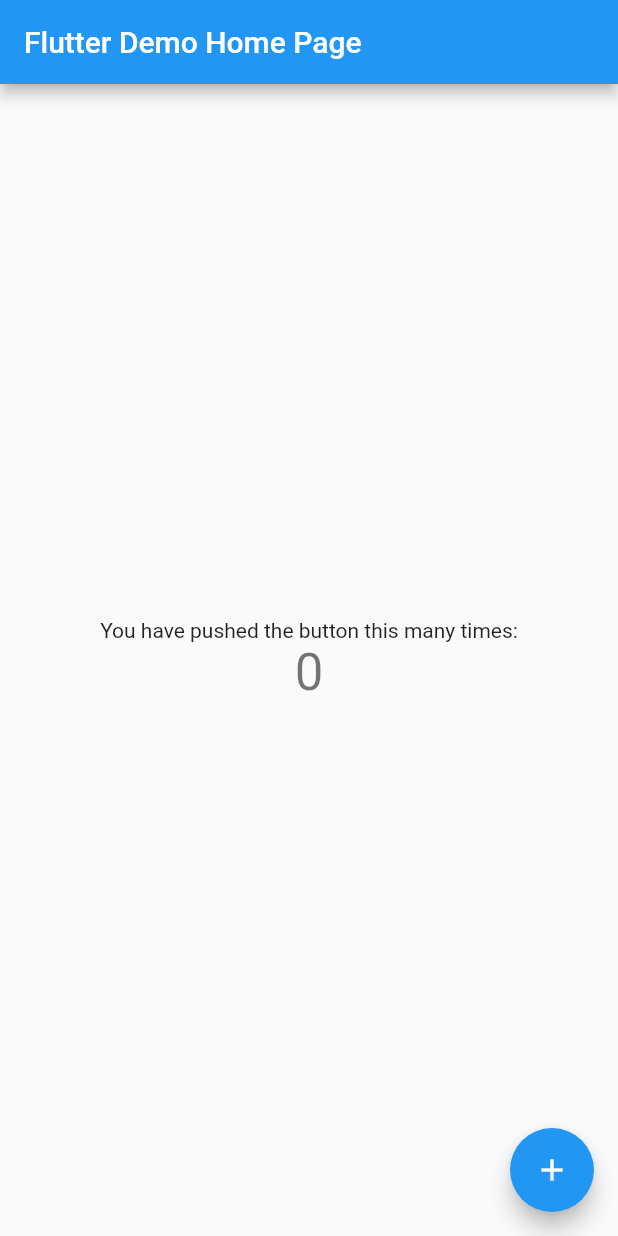
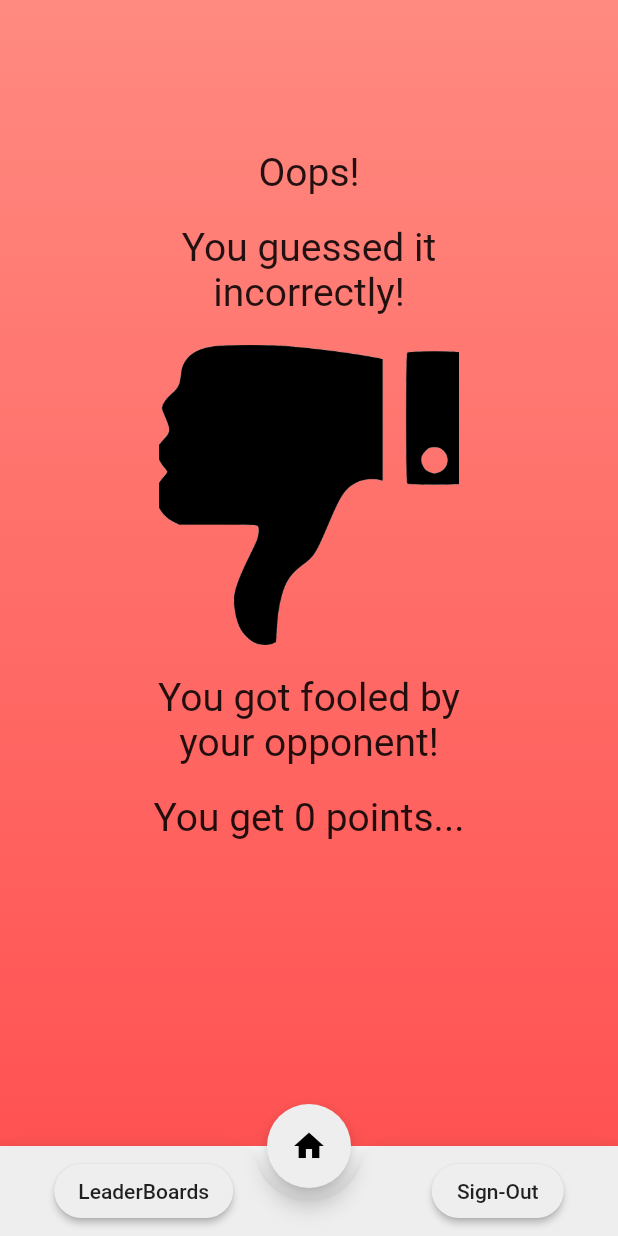
Before and after one commit to 330i/bot-dilemma, a Flutter app: the screen it shows after launch, on a phone screen of 412 x 824 dp. Run offline on Flutter 3.47's test engine with Material 2 defaults, Android fonts, the phone set to English and light mode, and no system bars.

Commit message:
Uhh this has post guess
variable that determines correctness is wasCorrect.

(-_-)

```diff
--- a/lib/main.dart
+++ b/lib/main.dart
@@ -1,4 +1,5 @@
 import 'package:flutter/material.dart';
+import 'postGuess.dart';
 
 void main() {
   runApp(MyApp());
@@ -9,109 +10,9 @@ class MyApp extends StatelessWidget {
   @override
   Widget build(BuildContext context) {
     return MaterialApp(
+      debugShowCheckedModeBanner: false,
       title: 'Flutter Demo',
-      theme: ThemeData(
-        // This is the theme of your application.
-        //
-        // Try running your application with "flutter run". You'll see the
-        // application has a blue toolbar. Then, without quitting the app, try
-        // changing the primarySwatch below to Colors.green and then invoke
-        // "hot reload" (press "r" in the console where you ran "flutter run",
-        // or simply save your changes to "hot reload" in a Flutter IDE).
-        // Notice that the counter didn't reset back to zero; the application
-        // is not restarted.
-        primarySwatch: Colors.blue,
-        // This makes the visual density adapt to the platform that you run
-        // the app on. For desktop platforms, the controls will be smaller and
-        // closer together (more dense) than on mobile platforms.
-        visualDensity: VisualDensity.adaptivePlatformDensity,
-      ),
-      home: MyHomePage(title: 'Flutter Demo Home Page'),
+      home: PostGuess()
     );
   }
 }
-
-class MyHomePage extends StatefulWidget {
-  MyHomePage({Key key, this.title}) : super(key: key);
-
-  // This widget is the home page of your application. It is stateful, meaning
-  // that it has a State object (defined below) that contains fields that affect
-  // how it looks.
-
-  // This class is the configuration for the state. It holds the values (in this
-  // case the title) provided by the parent (in this case the App widget) and
-  // used by the build method of the State. Fields in a Widget subclass are
-  // always marked "final".
-
-  final String title;
-
-  @override
-  _MyHomePageState createState() => _MyHomePageState();
-}
-
-class _MyHomePageState extends State<MyHomePage> {
-  int _counter = 0;
-
-  void _incrementCounter() {
-    setState(() {
-      // This call to setState tells the Flutter framework that something has
-      // changed in this State, which causes it to rerun the build method below
-      // so that the display can reflect the updated values. If we changed
-      // _counter without calling setState(), then the build method would not be
-      // called again, and so nothing would appear to happen.
-      _counter++;
-    });
-  }
-
-  @override
-  Widget build(BuildContext context) {
-    // This method is rerun every time setState is called, for instance as done
-    // by the _incrementCounter method above.
-    //
-    // The Flutter framework has been optimized to make rerunning build methods
-    // fast, so that you can just rebuild anything that needs updating rather
-    // than having to individually change instances of widgets.
-    return Scaffold(
-      appBar: AppBar(
-        // Here we take the value from the MyHomePage object that was created by
-        // the App.build method, and use it to set our appbar title.
-        title: Text(widget.title),
-      ),
-      body: Center(
-        // Center is a layout widget. It takes a single child and positions it
-        // in the middle of the parent.
-        child: Column(
-          // Column is also a layout widget. It takes a list of children and
-          // arranges them vertically. By default, it sizes itself to fit its
-          // children horizontally, and tries to be as tall as its parent.
-          //
-          // Invoke "debug painting" (press "p" in the console, choose the
-          // "Toggle Debug Paint" action from the Flutter Inspector in Android
-          // Studio, or the "Toggle Debug Paint" command in Visual Studio Code)
-          // to see the wireframe for each widget.
-          //
-          // Column has various properties to control how it sizes itself and
-          // how it positions its children. Here we use mainAxisAlignment to
-          // center the children vertically; the main axis here is the vertical
-          // axis because Columns are vertical (the cross axis would be
-          // horizontal).
-          mainAxisAlignment: MainAxisAlignment.center,
-          children: <Widget>[
-            Text(
-              'You have pushed the button this many times:',
-            ),
-            Text(
-              '$_counter',
-              style: Theme.of(context).textTheme.headline4,
-            ),
-          ],
-        ),
-      ),
-      floatingActionButton: FloatingActionButton(
-        onPressed: _incrementCounter,
-        tooltip: 'Increment',
-        child: Icon(Icons.add),
-      ), // This trailing comma makes auto-formatting nicer for build methods.
-    );
-  }
-}
--- /dev/null
+++ b/lib/postGuess.dart
@@ -0,0 +1,212 @@
+import 'package:flutter/material.dart';
+
+bool wasCorrect = false;
+
+class PostGuess extends StatefulWidget {
+  @override
+  _PostGuessState createState() => _PostGuessState();
+}
+
+class _PostGuessState extends State<PostGuess> {
+  @override
+  Widget build(BuildContext context) {
+    return Scaffold(
+      body: getWidget(wasCorrect),
+      //NAV BAR
+      floatingActionButtonLocation: FloatingActionButtonLocation.centerDocked,
+      floatingActionButton: FloatingActionButton(
+        backgroundColor: Colors.grey[200],
+        child: Icon(
+          Icons.home,
+          color: Colors.black,
+        ),
+        onPressed: () {},
+      ),
+      bottomNavigationBar: BottomAppBar(
+        shape: CircularNotchedRectangle(),
+        notchMargin: 9,
+        color: Colors.grey[200],
+        child: Container(
+          height: 60,
+          child: Row(
+            mainAxisAlignment: MainAxisAlignment.spaceEvenly,
+            children: [
+              RaisedButton(
+                shape: RoundedRectangleBorder(
+                  borderRadius: BorderRadius.circular(18.0),
+                ),
+                color: Colors.grey[200],
+                onPressed: () {},
+                child: Text('LeaderBoards'),
+              ),
+              SizedBox(
+                width: 60,
+              ),
+              RaisedButton(
+                shape: RoundedRectangleBorder(
+                  borderRadius: BorderRadius.circular(18.0),
+                ),
+                color: Colors.grey[200],
+                onPressed: () {},
+                child: Text('Sign-Out'),
+              )
+            ],
+          ),
+        ),
+      ),
+    );
+  }
+}
+
+Widget getWidget(wasCorrect) {
+  if (wasCorrect == true) {
+    return Align(
+        child: Container(
+            decoration: BoxDecoration(
+                gradient: LinearGradient(
+                    begin: Alignment.topCenter,
+                    end: Alignment.bottomCenter,
+                    colors: [
+                  Colors.greenAccent[100],
+                  Colors.greenAccent[200]
+                ])),
+            child: Column(
+                children: [
+              Row(
+                mainAxisAlignment: MainAxisAlignment.center,
+                children: [
+                  Column(
+                    children: [
+                      SizedBox(
+                        height: 100,
+                      ),
+                      Container(
+                        width: 250,
+                        child: Text(
+                          "Congrats!",
+                          textAlign: TextAlign.center,
+                          style: TextStyle(fontSize: 26),
+                        ),
+                      ),
+                      SizedBox(height: 20),
+                      Column(
+                        children: [
+                          Container(
+                            width: 250,
+                            child: Text(
+                              'You guessed it properly!',
+                              textAlign: TextAlign.center,
+                              style: TextStyle(fontSize: 26),
+                            ),
+                          ),
+                          SizedBox(height: 20),
+                          Container(
+                            width: 200,
+                              height: 200,
+                              child: Image.asset(
+                                  'assets/images/ThumbsUP.png',
+                                fit: BoxFit.cover,
+                              )
+                          ),
+                          SizedBox(height: 20),
+                          Container(
+                            width: 250,
+                            child: Text(
+                              "You weren't going to be fooled!",
+                              textAlign: TextAlign.center,
+                              style: TextStyle(fontSize: 26),
+                            ),
+                          ),
+                          SizedBox(height: 20),
+                          Container(
+                            width: 250,
+                            child: Text(
+                              "You get 50 points!",
+                              textAlign: TextAlign.center,
+                              style: TextStyle(fontSize: 26),
+                            ),
+                          ),
+                        ],
+                      )
+                    ],
+                  )
+                ],
+              ),
+            ])));
+  } else {
+    return Align(
+        child: SafeArea(
+            child: Container(
+                decoration: BoxDecoration(
+                    gradient: LinearGradient(
+                        begin: Alignment.topCenter,
+                        end: Alignment.bottomCenter,
+                        colors: [
+                          Colors.redAccent[100],
+                          Colors.redAccent[200]
+                        ])),
+                child: Column(
+                    children: [
+                      Row(
+                        mainAxisAlignment: MainAxisAlignment.center,
+                        children: [
+                          Column(
+                            children: [
+                              SizedBox(
+                                height: 100,
+                              ),
+                              Container(
+                                width: 250,
+                                child: Text(
+                                  "Oops!",
+                                  textAlign: TextAlign.center,
+                                  style: TextStyle(fontSize: 26),
+                                ),
+                              ),
+                              SizedBox(height: 20),
+                              Column(
+                                children: [
+                                  Container(
+                                    width: 250,
+                                    child: Text(
+                                      'You guessed it incorrectly!',
+                                      textAlign: TextAlign.center,
+                                      style: TextStyle(fontSize: 26),
+                                    ),
+                                  ),
+                                  SizedBox(height: 20),
+                                  Container(
+                                      width: 200,
+                                      height: 200,
+                                      child: Image.asset(
+                                        'assets/images/ThumbsDown.png',
+                                        fit: BoxFit.cover,
+                                      )
+                                  ),
+                                  SizedBox(height: 20),
+                                  Container(
+                                    width: 250,
+                                    child: Text(
+                                      "You got fooled by your opponent!",
+                                      textAlign: TextAlign.center,
+                                      style: TextStyle(fontSize: 26),
+                                    ),
+                                  ),
+                                  SizedBox(height: 20),
+                                  Container(
+                                    width: 250,
+                                    child: Text(
+                                      "You get 0 points...",
+                                      textAlign: TextAlign.center,
+                                      style: TextStyle(fontSize: 26),
+                                    ),
+                                  ),
+                                ],
+                              )
+                            ],
+                          )
+                        ],
+                      ),
+                    ]))));
+  }
+}
--- a/pubspec.yaml
+++ b/pubspec.yaml
@@ -45,9 +45,9 @@ flutter:
   uses-material-design: true
 
   # To add assets to your application, add an assets section, like this:
-  # assets:
-  #   - images/a_dot_burr.jpeg
-  #   - images/a_dot_ham.jpeg
+  assets:
+   - assets/images/ThumbsUP.png
+   - assets/images/ThumbsDown.png
 
   # An image asset can refer to one or more resolution-specific "variants", see
   # https://flutter.dev/assets-and-images/#resolution-aware.
```
Also changed, not shown: assets/images/ThumbsDown.png (added), assets/images/ThumbsUP.png (added).
